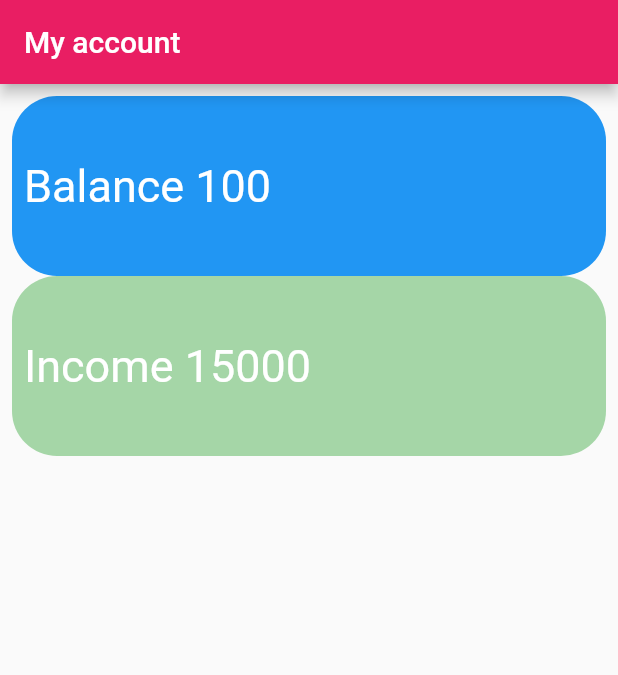
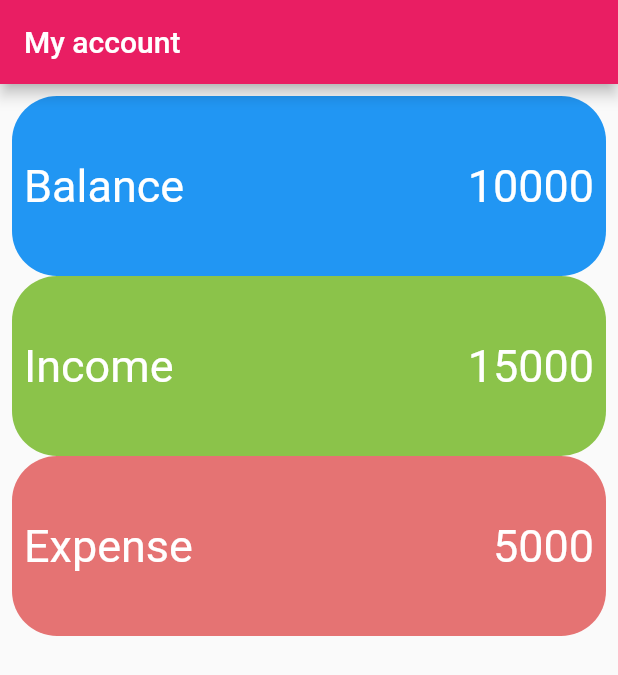
Before and after one commit to tongbantin/flutter-first-app, a Flutter app: the screen it shows after launch, on a phone screen of 412 x 824 dp. Shown: the top 675 px of the screen. Run offline on Flutter 3.47's test engine with Material 2 defaults, Android fonts, the phone set to English and light mode, and no system bars.

Commit message:
text align

```diff
--- a/lib/main.dart
+++ b/lib/main.dart
@@ -44,17 +44,21 @@ class _MyHomePageState extends State<MyHomePage> {
                   Text(
                     "Balance ",
                     style: head,
+
                   ),
-                  Text(
-                    "100",
-                    style: detail,
+                  Expanded(
+                    child: Text(
+                      "10000",
+                      style: detail,
+                      textAlign: TextAlign.right,
+                    ),
                   )
                 ],
               ),
             ),
             Container(
               decoration: BoxDecoration(
-                  color: Colors.green[200], borderRadius: BorderRadius.circular(30)),
+                  color: Colors.lightGreen, borderRadius: BorderRadius.circular(30)),
               height: 120,
               padding: const EdgeInsets.all(8.0),
               child: Row(
@@ -62,10 +66,36 @@ class _MyHomePageState extends State<MyHomePage> {
                   Text(
                     "Income ",
                     style: head,
+
                   ),
+                  Expanded(
+                    child: Text(
+                      "15000",
+                      style: detail,
+                      textAlign: TextAlign.right,
+                    ),
+                  )
+                ],
+              ),
+            ),
+            Container(
+              decoration: BoxDecoration(
+                  color: Colors.red[300], borderRadius: BorderRadius.circular(30)),
+              height: 120,
+              padding: const EdgeInsets.all(8.0),
+              child: Row(
+                children: [
                   Text(
-                    "15000",
-                    style: detail,
+                    "Expense ",
+                    style: head,
+
+                  ),
+                  Expanded(
+                    child: Text(
+                      "5000",
+                      style: detail,
+                      textAlign: TextAlign.right,
+                    ),
                   )
                 ],
               ),
```
